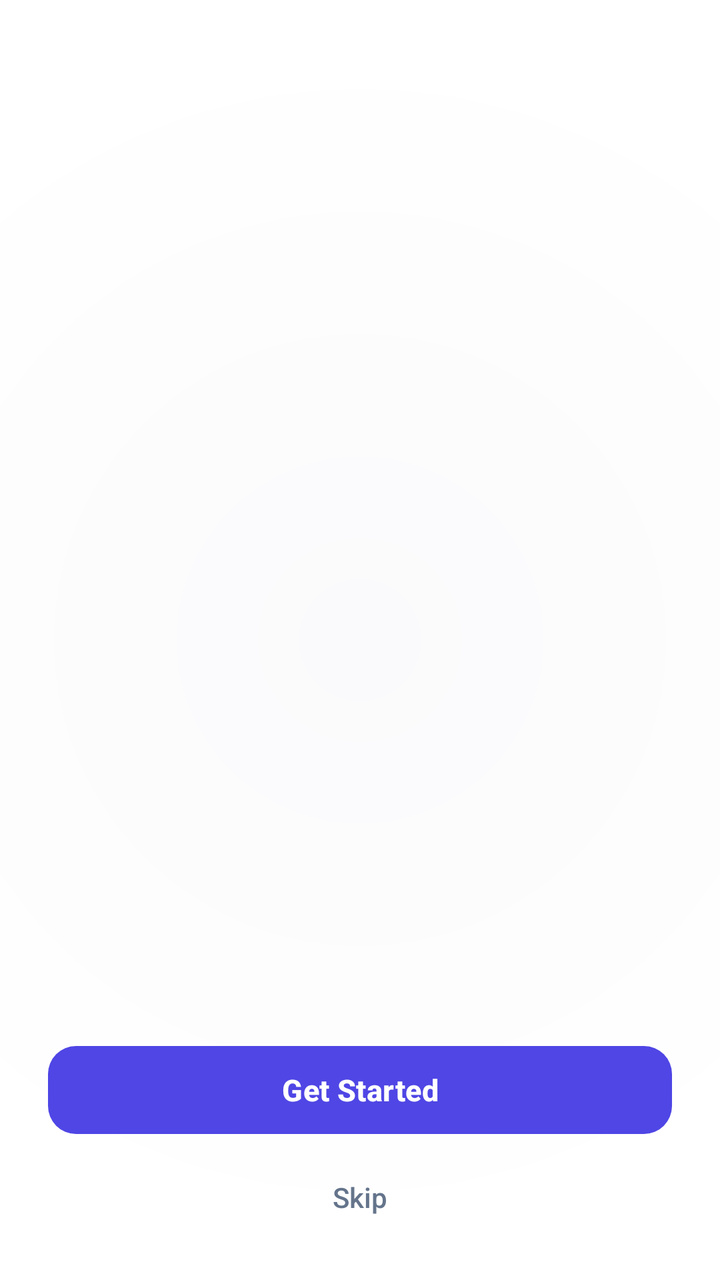
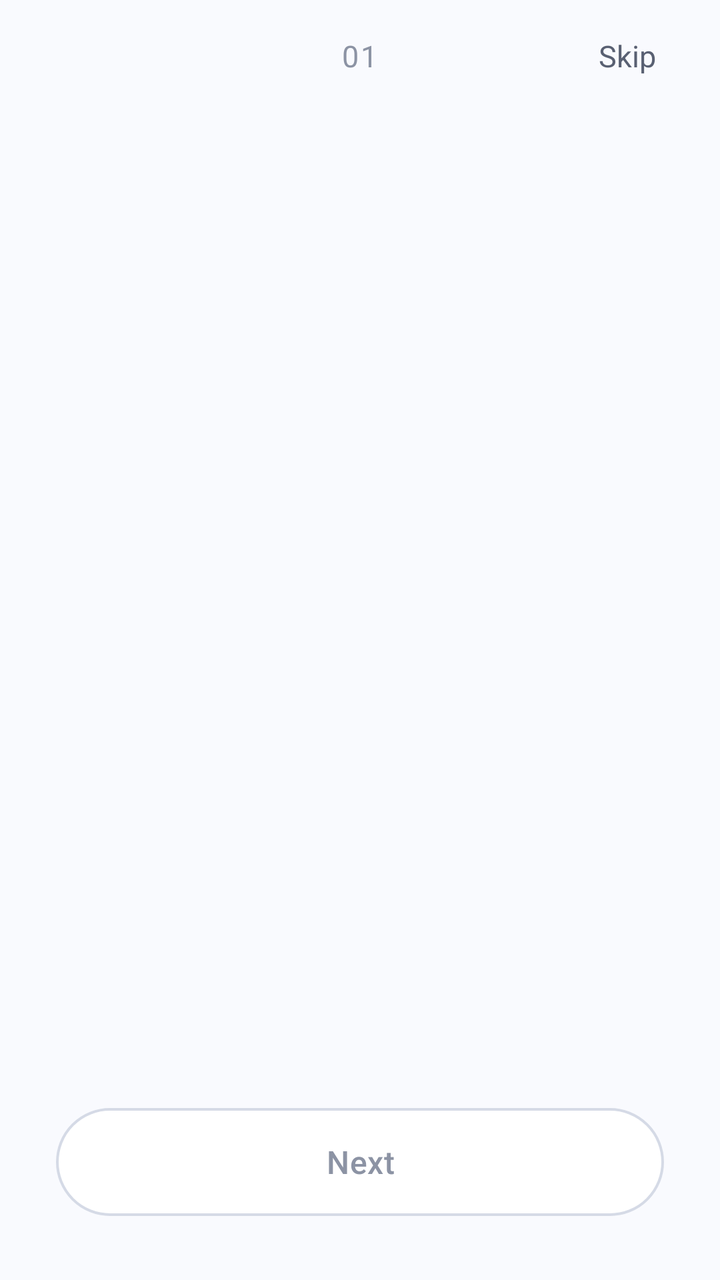

An Android layout rendered at two revisions. The XML below is the earlier revision; the diff shows what the commit changed to produce the second picture.
<!-- AndroidManifest.xml: application theme Theme.VEIL -->
<!-- res/layout/activity_onboarding.xml -->
<?xml version="1.0" encoding="utf-8"?>
<RelativeLayout xmlns:android="http://schemas.android.com/apk/res/android"
    xmlns:app="http://schemas.android.com/apk/res-auto"
    android:id="@+id/onboarding_root"
    android:layout_width="match_parent"
    android:layout_height="match_parent"
    android:background="@drawable/splash_background">

    
    <androidx.viewpager2.widget.ViewPager2
        android:id="@+id/onboardingViewPager"
        android:layout_width="match_parent"
        android:layout_height="match_parent"
        android:layout_above="@id/bottomContainer"
        android:layout_alignParentTop="true" />

    
    <LinearLayout
        android:id="@+id/bottomContainer"
        android:layout_width="match_parent"
        android:layout_height="wrap_content"
        android:layout_alignParentBottom="true"
        android:layout_centerHorizontal="true"
        android:gravity="center_horizontal"
        android:maxWidth="440dp"
        android:orientation="vertical"
        android:paddingHorizontal="24dp"
        android:paddingTop="12dp"
        android:paddingBottom="24dp">

        
        <LinearLayout
            android:id="@+id/dotsContainer"
            android:layout_width="wrap_content"
            android:layout_height="wrap_content"
            android:layout_gravity="center"
            android:layout_marginBottom="24dp"
            android:orientation="horizontal" />

        
        <com.google.android.material.button.MaterialButton
            android:id="@+id/nextButton"
            style="@style/Widget.Material3.Button.UnelevatedButton"
            android:layout_width="match_parent"
            android:layout_height="52dp"
            android:letterSpacing="0.01"
            android:text="@string/get_started"
            android:textAllCaps="false"
            android:textColor="@android:color/white"
            android:textSize="15sp"
            android:textStyle="bold"
            app:backgroundTint="@color/veil_accent"
            app:cornerRadius="14dp" />

        
        <TextView
            android:id="@+id/skipText"
            android:layout_width="wrap_content"
            android:layout_height="wrap_content"
            android:layout_gravity="center"
            android:layout_marginTop="10dp"
            android:background="?attr/selectableItemBackground"
            android:clickable="true"
            android:focusable="true"
            android:fontFamily="sans-serif-medium"
            android:padding="8dp"
            android:text="@string/skip"
            android:textColor="@color/textSecondary"
            android:textSize="14sp" />

    </LinearLayout>

</RelativeLayout>
<!-- resources referenced by this layout -->
<resources>
  <color name="textSecondary">#64748B</color>
  <color name="veil_accent">#4F46E5</color>
  <!-- drawable splash_background (drawable) -->
  <?xml version="1.0" encoding="utf-8"?>
  <shape xmlns:android="http://schemas.android.com/apk/res/android">
      <gradient
          android:type="radial"
          android:gradientRadius="85%p"
          android:centerX="50%"
          android:centerY="50%"
          android:startColor="@color/veil_primary_dark"
          android:endColor="@color/veil_primary" />
  </shape>
  <string name="get_started">Get Started</string>
  <string name="skip">Skip</string>
  <style name="Theme.VEIL" parent="Base.Theme.VEIL" />
  <color name="veil_primary_dark">#FAFAFC</color>
  <color name="veil_primary">#FFFFFF</color>
  <style name="Base.Theme.VEIL" parent="Theme.Material3.DayNight.NoActionBar">
          <item name="android:statusBarColor">@android:color/transparent</item>
          <item name="android:navigationBarColor">@android:color/transparent</item>
          <item name="android:windowLightStatusBar" tools:targetApi="m">true</item>
          <item name="colorPrimary">@color/colorPrimary</item>
          <item name="colorOnPrimary">@color/colorOnPrimary</item>
          <item name="colorPrimaryContainer">@color/colorPrimaryContainer</item>
          <item name="colorOnPrimaryContainer">@color/colorOnPrimaryContainer</item>
          <item name="colorSurface">@color/colorSurface</item>
          <item name="colorSurfaceVariant">@color/colorSurfaceVariant</item>
          <item name="colorOutline">@color/colorOutline</item>
          <item name="android:colorBackground">@color/colorBackground</item>
          <item name="bottomSheetDialogTheme">@style/ModernBottomSheetDialogTheme</item>
      </style>
  <color name="colorPrimary">#4F46E5</color>
  <color name="colorOnPrimary">#FFFFFF</color>
  <color name="colorPrimaryContainer">#EEF2FF</color>
  <color name="colorOnPrimaryContainer">#3730A3</color>
  <color name="colorSurface">#FFFFFF</color>
  <color name="colorSurfaceVariant">#F1F5F9</color>
  <color name="colorOutline">#E2E8F0</color>
  <color name="colorBackground">#FAFAFC</color>
  <style name="ModernBottomSheetDialogTheme" parent="Theme.Material3.DayNight.BottomSheetDialog">
          <item name="bottomSheetStyle">@style/ModernBottomSheetStyle</item>
          <item name="android:windowIsFloating">false</item>
          <item name="android:statusBarColor">@android:color/transparent</item>
          <item name="android:navigationBarColor">@android:color/transparent</item>
      </style>
  <style name="ModernBottomSheetStyle" parent="Widget.Material3.BottomSheet">
          <item name="android:background">@android:color/transparent</item>
      </style>
</resources>

<!-- the commit's change to res/layout/activity_onboarding.xml (unified diff, before → after) -->
@@ -4,7 +4,42 @@
     android:id="@+id/onboarding_root"
     android:layout_width="match_parent"
     android:layout_height="match_parent"
-    android:background="@drawable/splash_background">
+    android:background="#F9FAFE">
+
+    
+    <RelativeLayout
+        android:id="@+id/topHeaderContainer"
+        android:layout_width="match_parent"
+        android:layout_height="56dp"
+        android:layout_alignParentTop="true"
+        android:paddingHorizontal="24dp">
+
+        <TextView
+            android:id="@+id/stepCounterText"
+            android:layout_width="wrap_content"
+            android:layout_height="wrap_content"
+            android:layout_centerInParent="true"
+            android:fontFamily="sans-serif"
+            android:letterSpacing="0.06"
+            android:text="01"
+            android:textColor="#8C93A4"
+            android:textSize="15sp" />
+
+        <TextView
+            android:id="@+id/skipText"
+            android:layout_width="wrap_content"
+            android:layout_height="wrap_content"
+            android:layout_alignParentEnd="true"
+            android:layout_centerVertical="true"
+            android:background="?attr/selectableItemBackgroundBorderless"
+            android:clickable="true"
+            android:focusable="true"
+            android:fontFamily="sans-serif"
+            android:padding="8dp"
+            android:text="@string/skip"
+            android:textColor="#596072"
+            android:textSize="15sp" />
+    </RelativeLayout>
 
     
     <androidx.viewpager2.widget.ViewPager2
@@ -12,7 +47,8 @@
         android:layout_width="match_parent"
         android:layout_height="match_parent"
         android:layout_above="@id/bottomContainer"
-        android:layout_alignParentTop="true" />
+        android:layout_below="@id/topHeaderContainer"
+        android:overScrollMode="never" />
 
     
     <LinearLayout
@@ -24,9 +60,9 @@
         android:gravity="center_horizontal"
         android:maxWidth="440dp"
         android:orientation="vertical"
-        android:paddingHorizontal="24dp"
-        android:paddingTop="12dp"
-        android:paddingBottom="24dp">
+        android:paddingHorizontal="28dp"
+        android:paddingTop="8dp"
+        android:paddingBottom="32dp">
 
         
         <LinearLayout
@@ -34,39 +70,23 @@
             android:layout_width="wrap_content"
             android:layout_height="wrap_content"
             android:layout_gravity="center"
-            android:layout_marginBottom="24dp"
+            android:layout_marginBottom="28dp"
+            android:gravity="center_vertical"
             android:orientation="horizontal" />
 
         
-        <com.google.android.material.button.MaterialButton
+        <androidx.appcompat.widget.AppCompatButton
             android:id="@+id/nextButton"
-            style="@style/Widget.Material3.Button.UnelevatedButton"
             android:layout_width="match_parent"
-            android:layout_height="52dp"
+            android:layout_height="54dp"
+            android:background="@drawable/bg_btn_next_subtle"
+            android:fontFamily="sans-serif-medium"
             android:letterSpacing="0.01"
-            android:text="@string/get_started"
+            android:stateListAnimator="@null"
+            android:text="@string/next"
             android:textAllCaps="false"
-            android:textColor="@android:color/white"
-            android:textSize="15sp"
-            android:textStyle="bold"
-            app:backgroundTint="@color/veil_accent"
-            app:cornerRadius="14dp" />
-
-        
-        <TextView
-            android:id="@+id/skipText"
-            android:layout_width="wrap_content"
-            android:layout_height="wrap_content"
-            android:layout_gravity="center"
-            android:layout_marginTop="10dp"
-            android:background="?attr/selectableItemBackground"
-            android:clickable="true"
-            android:focusable="true"
-            android:fontFamily="sans-serif-medium"
-            android:padding="8dp"
-            android:text="@string/skip"
-            android:textColor="@color/textSecondary"
-            android:textSize="14sp" />
+            android:textColor="#8C93A4"
+            android:textSize="16sp" />
 
     </LinearLayout>
 
<!-- resource entries referenced after the edit -->
@@ -1,23 +1,22 @@
 <!-- resources referenced by this layout -->
 <resources>
-  <color name="textSecondary">#64748B</color>
-  <color name="veil_accent">#4F46E5</color>
-  <!-- drawable splash_background (drawable) -->
+  <!-- drawable bg_btn_next_subtle (drawable) -->
   <?xml version="1.0" encoding="utf-8"?>
-  <shape xmlns:android="http://schemas.android.com/apk/res/android">
-      <gradient
-          android:type="radial"
-          android:gradientRadius="85%p"
-          android:centerX="50%"
-          android:centerY="50%"
-          android:startColor="@color/veil_primary_dark"
-          android:endColor="@color/veil_primary" />
-  </shape>
-  <string name="get_started">Get Started</string>
+  <ripple xmlns:android="http://schemas.android.com/apk/res/android"
+      android:color="#1A5546D8">
+      <item>
+          <shape android:shape="rectangle">
+              <corners android:radius="28dp" />
+              <solid android:color="@android:color/white" />
+              <stroke
+                  android:width="1.2dp"
+                  android:color="#D5DAE6" />
+          </shape>
+      </item>
+  </ripple>
+  <string name="next">Next</string>
   <string name="skip">Skip</string>
   <style name="Theme.VEIL" parent="Base.Theme.VEIL" />
-  <color name="veil_primary_dark">#FAFAFC</color>
-  <color name="veil_primary">#FFFFFF</color>
   <style name="Base.Theme.VEIL" parent="Theme.Material3.DayNight.NoActionBar">
           <item name="android:statusBarColor">@android:color/transparent</item>
           <item name="android:navigationBarColor">@android:color/transparent</item>
